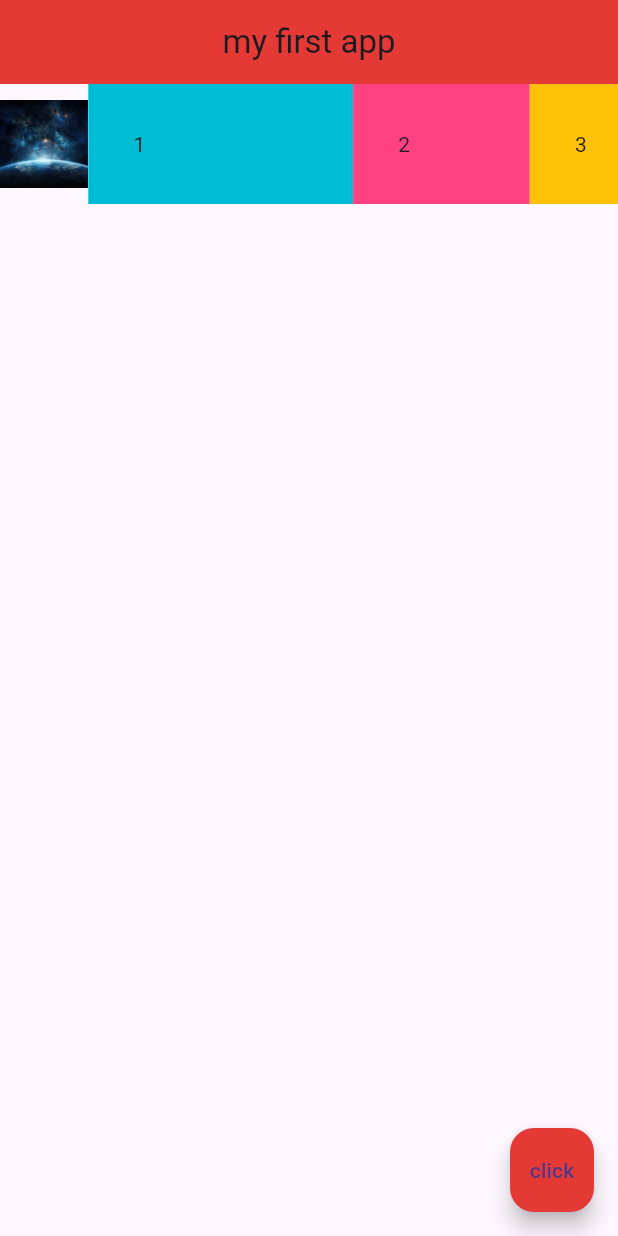
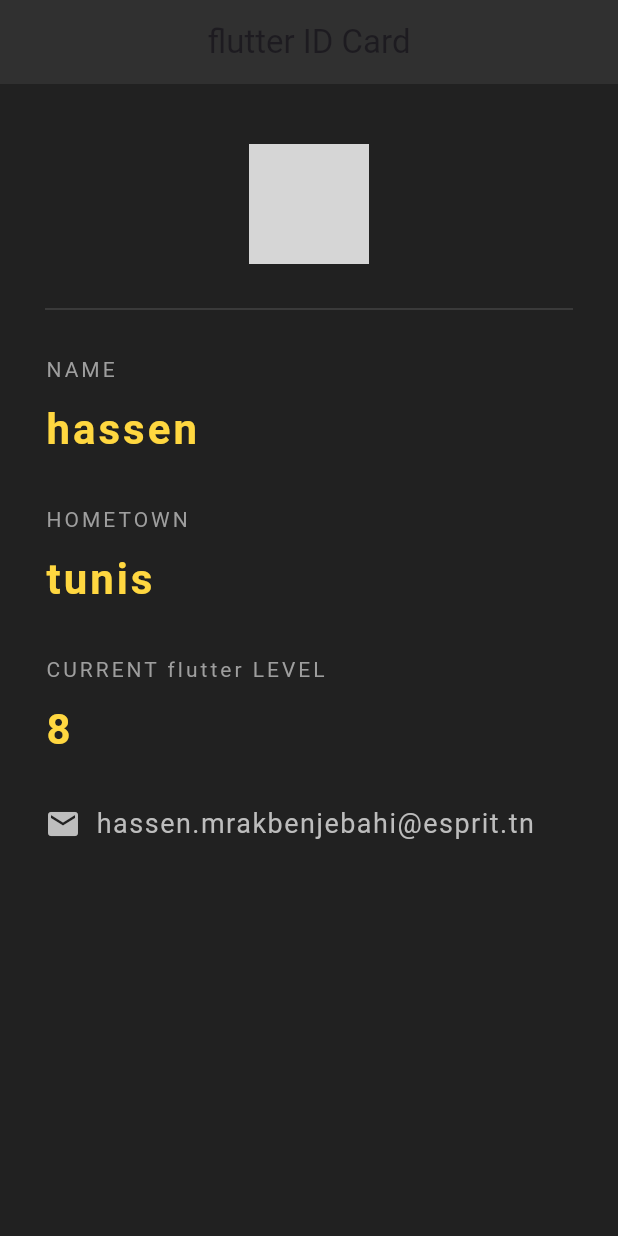
Before and after one commit to hassenmrakbenjebahi/flutter_beginners, a Flutter app: the screen it shows after launch, on a phone screen of 412 x 824 dp. Run offline on Flutter 3.47's test engine with Material 3 defaults, Android fonts, the light colour scheme and no system bars; grey boxes are pictures that could not be loaded.

Commit message:
id project

```diff
--- a/lib/main.dart
+++ b/lib/main.dart
@@ -1,51 +1,108 @@
 import 'package:flutter/material.dart';
 
 void main() => runApp(MaterialApp(
-  home: Home(),
+  home: Card(),
 ));
 
-class Home extends StatelessWidget {
+class Card extends StatelessWidget {
   @override
   Widget build(BuildContext context) {
     return Scaffold(
+      backgroundColor: Colors.grey[900],
       appBar: AppBar(
-          title: Text('my first app'),
+        title: Text('flutter ID Card'),
         centerTitle: true,
-          backgroundColor: Colors.red[600]
+        backgroundColor: Colors.grey[850],
+        elevation: 0.0,
       ),
-      body: Row(
+      body: Padding(
+        padding: const EdgeInsets.fromLTRB(30.0, 40.0, 30.0, 0),
+        child: Column(
+          crossAxisAlignment: CrossAxisAlignment.start,
           children: <Widget>[
-          Expanded(child: Image.asset('assets/space2.jpg')),
-          Expanded(
-            flex: 3,
-            child: Container(
-              padding: EdgeInsets.all(30.0),
-              color: Colors.cyan,
-              child: Text('1'),
+            Center(
+              child: CircleAvatar(
+                radius: 40.0,
+                backgroundImage: AssetImage('assets/space1.jpg'),
               ),
             ),
-          Expanded(
-            flex: 2,
-            child: Container(
-              padding: EdgeInsets.all(30.0),
-              color: Colors.pinkAccent,
-              child: Text('2'),
+            Divider(
+              color: Colors.grey[800],
+              height: 60.0,
+            ),
+            Text(
+              'NAME',
+              style: TextStyle(
+                color: Colors.grey,
+                letterSpacing: 2.0,
               ),
             ),
-          Expanded(
-            flex: 1,
-            child: Container(
-              padding: EdgeInsets.all(30.0),
-              color: Colors.amber,
-              child: Text('3'),
+            SizedBox(height: 10.0),
+            Text(
+              'hassen',
+              style: TextStyle(
+                color: Colors.amberAccent[200],
+                fontWeight: FontWeight.bold,
+                fontSize: 28.0,
+                letterSpacing: 2.0,
               ),
+            ),
+            SizedBox(height: 30.0),
+            Text(
+              'HOMETOWN',
+              style: TextStyle(
+                color: Colors.grey,
+                letterSpacing: 2.0,
+              ),
+            ),
+            SizedBox(height: 10.0),
+            Text(
+              'tunis ',
+              style: TextStyle(
+                color: Colors.amberAccent[200],
+                fontWeight: FontWeight.bold,
+                fontSize: 28.0,
+                letterSpacing: 2.0,
+              ),
+            ),
+            SizedBox(height: 30.0),
+            Text(
+              'CURRENT flutter LEVEL',
+              style: TextStyle(
+                color: Colors.grey,
+                letterSpacing: 2.0,
+              ),
+            ),
+            SizedBox(height: 10.0),
+            Text(
+              '8',
+              style: TextStyle(
+                color: Colors.amberAccent[200],
+                fontWeight: FontWeight.bold,
+                fontSize: 28.0,
+                letterSpacing: 2.0,
+              ),
+            ),
+            SizedBox(height: 30.0),
+            Row(
+              children: <Widget>[
+                Icon(
+                  Icons.email,
+                  color: Colors.grey[400],
+                ),
+                SizedBox(width: 10.0),
+                Text(
+                  'hassen.mrakbenjebahi@esprit.tn',
+                  style: TextStyle(
+                    color: Colors.grey[400],
+                    fontSize: 18.0,
+                    letterSpacing: 1.0,
+                  ),
+                )
+              ],
             ),
           ],
         ),
-      floatingActionButton: FloatingActionButton(
-        backgroundColor: Colors.red[600],
-        onPressed: () {  },
-        child: Text('click'),
       ),
     );
   }
```
Lines whose indentation alone changed are shown as unchanged.
